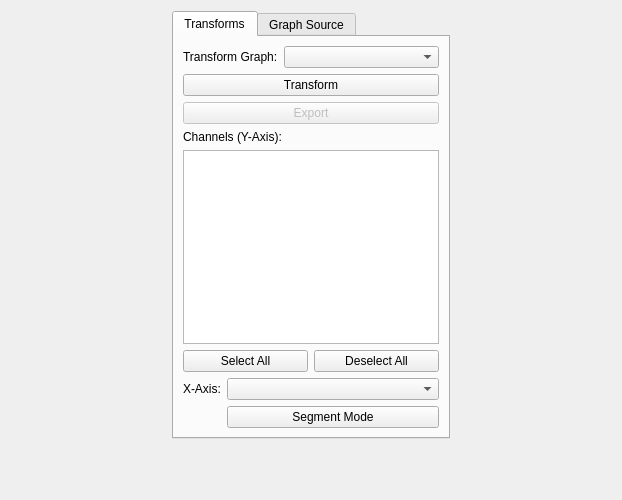
Qt form dgp/gui/ui/transform_tab_widget.ui (DynamicGravitySystems/DGP) before a commit.
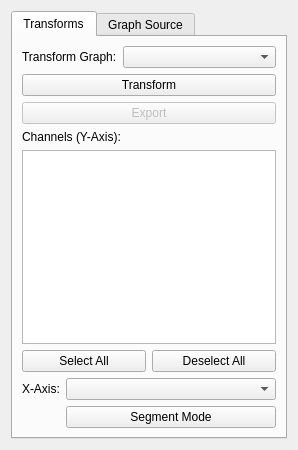
The same form after that commit.

The edit to the form file:
```diff
--- a/dgp/gui/ui/transform_tab_widget.ui
+++ b/dgp/gui/ui/transform_tab_widget.ui
@@ -6,12 +6,12 @@
    <rect>
     <x>0</x>
     <y>0</y>
-    <width>622</width>
-    <height>500</height>
+    <width>298</width>
+    <height>450</height>
    </rect>
   </property>
   <property name="sizePolicy">
-   <sizepolicy hsizetype="MinimumExpanding" vsizetype="MinimumExpanding">
+   <sizepolicy hsizetype="Minimum" vsizetype="MinimumExpanding">
     <horstretch>1</horstretch>
     <verstretch>0</verstretch>
    </sizepolicy>
```
